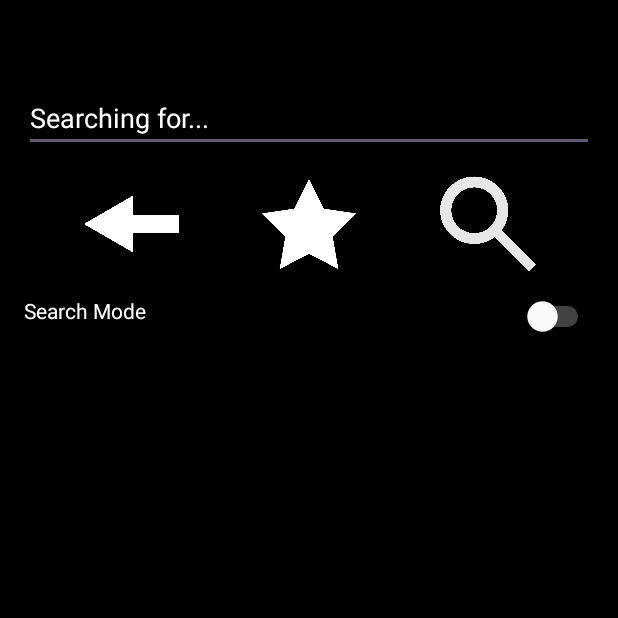
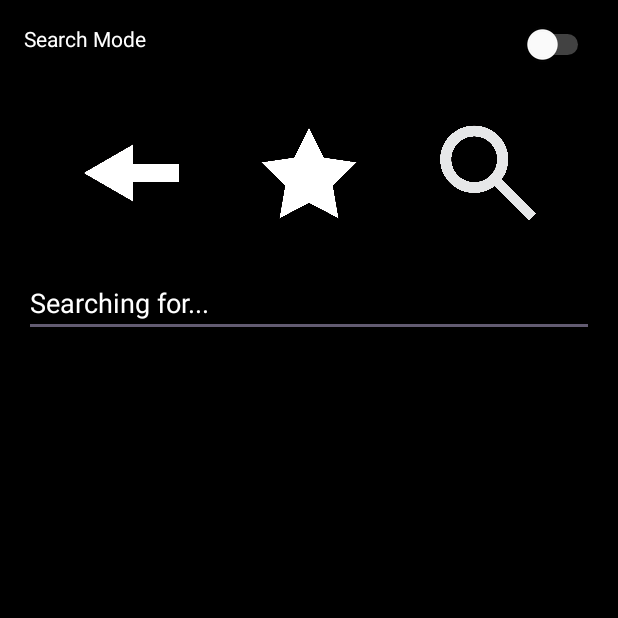
Before and after one commit to WZerfas/The-Compass, an Android app: the SearchActivity screen opened directly, with no data from a screen before it, on a phone screen of 412 x 824 dp, the top half of it. Run offline under Robolectric (Android 15) with nearby library versions, the phone set to English and light mode, and no system bars.

Commit message:
Fix the search bar display inconvenience

```diff
--- a/app/build.gradle.kts
+++ b/app/build.gradle.kts
@@ -11,8 +11,8 @@ android {
         applicationId = "com.cs407.the_compass"
         minSdk = 24
         targetSdk = 34
-        versionCode = 16
-        versionName = "1.5.2"
+        versionCode = 17
+        versionName = "1.6.1"
 
         testInstrumentationRunner = "androidx.test.runner.AndroidJUnitRunner"
     }
--- a/app/src/main/res/layout/activity_search.xml
+++ b/app/src/main/res/layout/activity_search.xml
@@ -9,29 +9,39 @@
     android:background="#000000"
     tools:context=".SearchActivity">
 
-    <!-- Coordinate Input Field -->
-    <EditText
-        android:id="@+id/searchText"
-        android:layout_width="0dp"
+    <!-- Mode Text -->
+    <TextView
+        android:id="@+id/modeTextView"
+        android:layout_width="wrap_content"
         android:layout_height="wrap_content"
-        android:layout_marginTop="56dp"
+        android:layout_marginTop="16dp"
         android:layout_marginStart="16dp"
+        android:layout_marginBottom="32dp"
+        android:text="Address Mode"
+        android:textColor="@color/white"
+        app:layout_constraintTop_toTopOf="parent"
+        app:layout_constraintStart_toStartOf="parent" />
+
+    <!-- Mode Switch -->
+    <Switch
+        android:id="@+id/searchModeSwitch"
+        android:layout_width="wrap_content"
+        android:layout_height="wrap_content"
+        android:layout_marginTop="16dp"
+        android:layout_marginBottom="32dp"
         android:layout_marginEnd="16dp"
-        android:hint="Enter coordinates (lat,lon)"
-        android:inputType="text"
-        android:textColor="@color/white"
-        android:textColorHint="@color/white"
-        app:layout_constraintStart_toStartOf="parent"
-        app:layout_constraintEnd_toEndOf="parent"
-        app:layout_constraintTop_toTopOf="parent" />
+        android:thumbTint="@color/white"
+        android:trackTint="@color/white"
+        app:layout_constraintTop_toTopOf="parent"
+        app:layout_constraintEnd_toEndOf="parent" />
 
     <!-- Back Button -->
     <ImageView
         android:id="@+id/btnReturn"
         android:layout_width="64dp"
         android:layout_height="64dp"
-        android:layout_marginTop="16dp"
-        app:layout_constraintTop_toBottomOf="@id/searchText"
+        android:layout_marginTop="48dp"
+        app:layout_constraintTop_toBottomOf="@id/modeTextView"
         app:layout_constraintStart_toStartOf="parent"
         app:layout_constraintEnd_toStartOf="@+id/btnFavorite"
         app:srcCompat="@drawable/back_icon" />
@@ -41,8 +51,8 @@
         android:id="@+id/btnFavorite"
         android:layout_width="64dp"
         android:layout_height="64dp"
-        android:layout_marginTop="16dp"
-        app:layout_constraintTop_toBottomOf="@id/searchText"
+        android:layout_marginTop="48dp"
+        app:layout_constraintTop_toBottomOf="@id/modeTextView"
         app:layout_constraintStart_toEndOf="@+id/btnReturn"
         app:layout_constraintEnd_toStartOf="@+id/btnConfirmSearch"
         app:layout_constraintHorizontal_bias="0.5"
@@ -53,35 +63,27 @@
         android:id="@+id/btnConfirmSearch"
         android:layout_width="64dp"
         android:layout_height="64dp"
-        android:layout_marginTop="16dp"
-        app:layout_constraintTop_toBottomOf="@id/searchText"
+        android:layout_marginTop="48dp"
+        app:layout_constraintTop_toBottomOf="@id/modeTextView"
         app:layout_constraintStart_toEndOf="@+id/btnFavorite"
         app:layout_constraintEnd_toEndOf="parent"
         app:srcCompat="@drawable/search_icon" />
 
-    <!-- Mode Text -->
-    <TextView
-        android:id="@+id/modeTextView"
-        android:layout_width="wrap_content"
+    <!-- Coordinate Input Field -->
+    <EditText
+        android:id="@+id/searchText"
+        android:layout_width="0dp"
         android:layout_height="wrap_content"
-        android:layout_marginTop="16dp"
+        android:layout_marginTop="32dp"
         android:layout_marginStart="16dp"
-        android:text="Address Mode"
+        android:layout_marginEnd="16dp"
+        android:hint="Enter coordinates (lat,lon)"
+        android:inputType="text"
         android:textColor="@color/white"
-        app:layout_constraintTop_toBottomOf="@+id/btnReturn"
-        app:layout_constraintStart_toStartOf="parent" />
-
-    <!-- Mode Switch -->
-    <Switch
-        android:id="@+id/searchModeSwitch"
-        android:layout_width="wrap_content"
-        android:layout_height="wrap_content"
-        android:layout_marginTop="16dp"
-        android:layout_marginEnd="16dp"
-        android:thumbTint="@color/white"
-        android:trackTint="@color/white"
-        app:layout_constraintTop_toBottomOf="@+id/btnFavorite"
-        app:layout_constraintEnd_toEndOf="parent" />
+        android:textColorHint="@color/white"
+        app:layout_constraintStart_toStartOf="parent"
+        app:layout_constraintEnd_toEndOf="parent"
+        app:layout_constraintTop_toBottomOf="@id/btnReturn" />
 
     <!-- Suggestions List -->
     <ListView
--- a/app/src/main/res/layout/activity_setting.xml
+++ b/app/src/main/res/layout/activity_setting.xml
@@ -55,7 +55,7 @@
         android:layout_marginStart="112dp"
         android:layout_marginEnd="112dp"
         android:layout_marginBottom="152dp"
-        android:text="Book Mark Favorate"
+        android:text="Book Mark Favorite"
         android:textColor="#FFFFFF"
         android:textSize="28sp"
         android:clickable="true"
```
Also changed, not shown: app/src/main/res/mipmap-hdpi/ic_launcher.png, app/src/main/res/mipmap-hdpi/ic_launcher_adaptive_fore.png, app/src/main/res/mipmap-mdpi/ic_launcher.png, app/src/main/res/mipmap-mdpi/ic_launcher_adaptive_fore.png, app/src/main/res/mipmap-xhdpi/ic_launcher.png, app/src/main/res/mipmap-xhdpi/ic_launcher_adaptive_fore.png, app/src/main/res/mipmap-xxhdpi/ic_launcher.png, app/src/main/res/mipmap-xxhdpi/ic_launcher_adaptive_fore.png, app/src/main/res/mipmap-xxxhdpi/ic_launcher.png, app/src/main/res/mipmap-xxxhdpi/ic_launcher_adaptive_fore.png.
